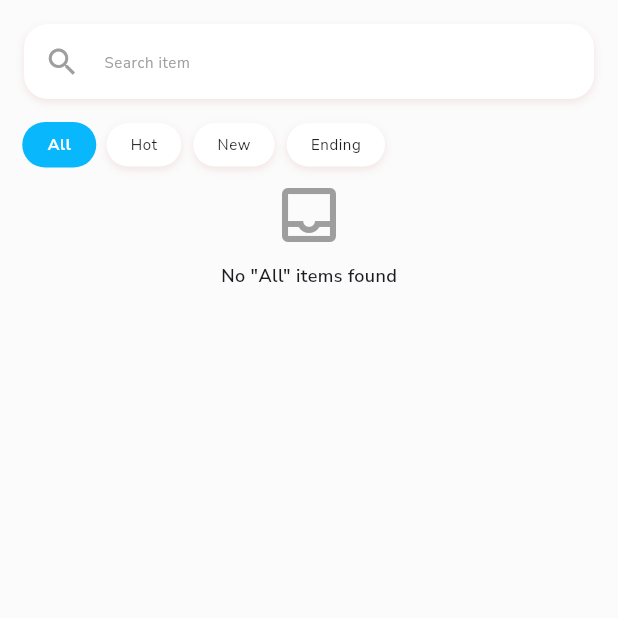
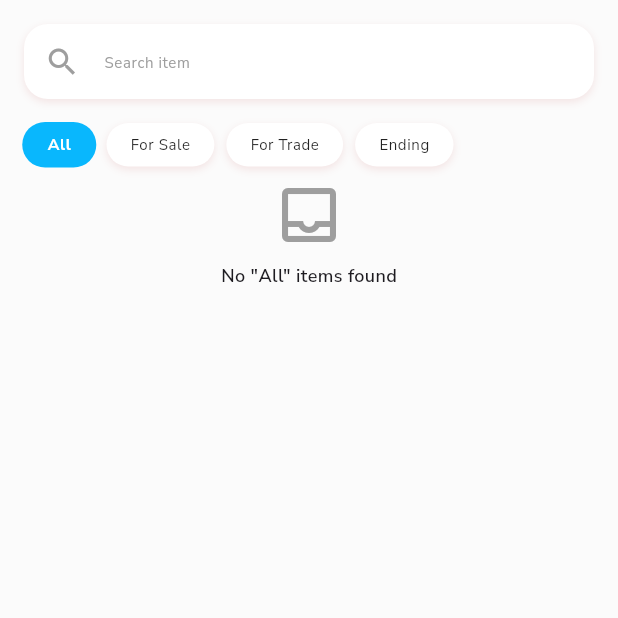
Before and after one commit to Domincee/Baylora, a Flutter app: the HomeScreen screen opened directly, on a phone screen of 412 x 824 dp, the top half of it. Run offline on Flutter 3.47's test engine with Material 3 defaults, Android fonts, the light colour scheme and no system bars; our stand-ins replace flutter_dotenv, flutter_easyloading, flutter_riverpod, flutter_svg, image_picker, supabase_flutter; accounts and stored records are empty; project files that could hold a hidden picture were left out.

Commit message:
fix no returns item

```diff
--- a/lib/feature/home/provider/home_provider.dart
+++ b/lib/feature/home/provider/home_provider.dart
@@ -8,13 +8,6 @@ final homeItemsProvider = StreamProvider.autoDispose.family<List<Map<String, dyn
   var query = supabase
       .from('items')
       .select('*, profiles:owner_id(username, avatar_url, rating, total_trades)');
-
-  // Global filter: Hide items that have ended
-  // We check that end_time is GREATER than now.
-  // Note: If an item has NULL end_time (e.g., indefinite listing), this logic might hide it depending on DB schema.
-  // If you want to keep indefinite items, use: .or('end_time.gt.${DateTime.now().toIso8601String()},end_time.is.null')
-  // Assuming strict ending times for now as requested:
-  query = query.gt('end_time', DateTime.now().toIso8601String());
 
   // Common filter for all views: Item must be active
   query = query.eq('status', 'active');
@@ -28,12 +21,18 @@ final homeItemsProvider = StreamProvider.autoDispose.family<List<Map<String, dyn
           .order('end_time', ascending: true)
           .asStream();
 
-    case 'Hot':
+    case 'For Sale':
       return query
-          .order('price', ascending: false)
+          .eq('type', 'cash')
+          .order('created_at', ascending: false)
           .asStream();
 
-    case 'New':
+    case 'For Trade':
+      return query
+          .eq('type', 'trade')
+          .order('created_at', ascending: false)
+          .asStream();
+
     case 'All':
     default:
       return query
--- a/lib/feature/home/util/item_filter_util.dart
+++ b/lib/feature/home/util/item_filter_util.dart
@@ -1,4 +1,4 @@
 class ItemFilterUtil {
   // 1. The list of filter categories
-  static const List<String> categories = ["All", "Hot", "New", "Ending"];
+  static const List<String> categories = ["All", "For Sale", "For Trade", "Ending"];
 }
--- a/lib/feature/profile/profile_screen.dart
+++ b/lib/feature/profile/profile_screen.dart
@@ -7,6 +7,7 @@ import 'package:baylora_prjct/feature/home/provider/home_provider.dart';
 import 'package:baylora_prjct/feature/profile/constant/profile_strings.dart';
 import 'package:baylora_prjct/feature/profile/domain/user_profile.dart';
 import 'package:baylora_prjct/feature/profile/provider/profile_provider.dart';
+import 'package:baylora_prjct/feature/profile/screens/my_bids_screen.dart';
 import 'package:baylora_prjct/feature/profile/screens/my_listings_screen.dart';
 import 'package:baylora_prjct/feature/profile/widgets/bid_card.dart';
 import 'package:baylora_prjct/feature/profile/widgets/edit_profile_dialog.dart';
@@ -266,7 +267,7 @@ class _BidsSection extends ConsumerWidget {
               onSeeAll: () {
                 Navigator.push(
                   context,
-                  MaterialPageRoute(builder: (context) => const MyBidsScreen()),
+                  MaterialPageRoute(builder: (context) => const  MyBidsScreen()),
                 );
               },
             ),
```
